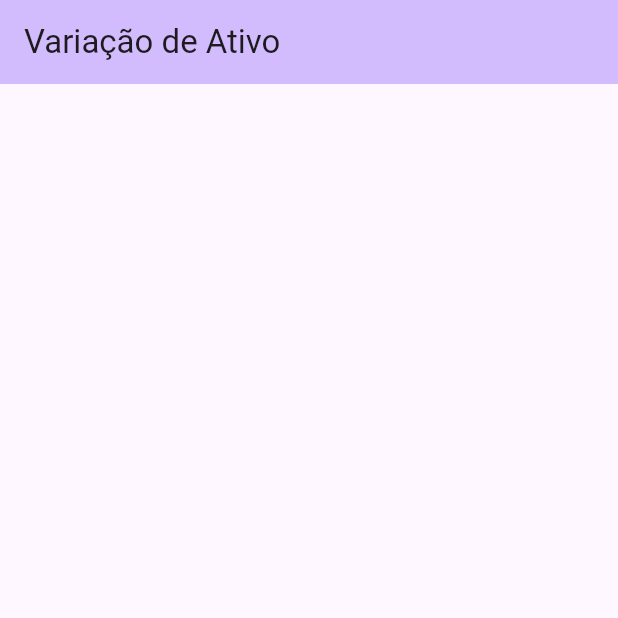
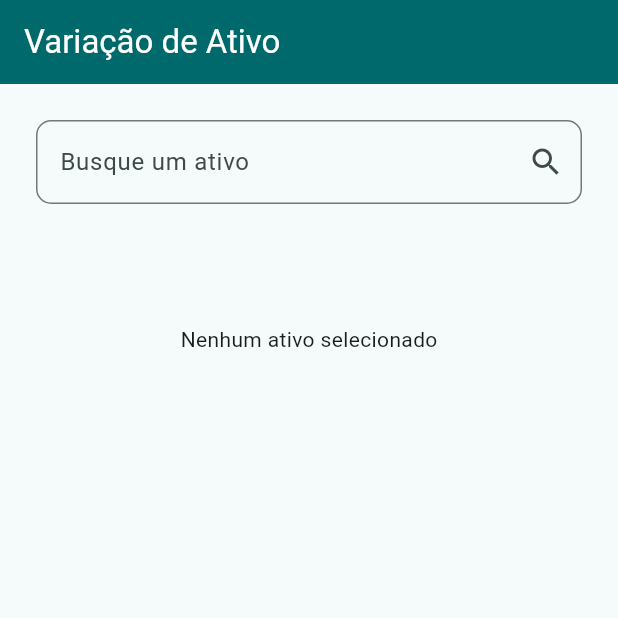
Before and after one commit to ozzfelipe/variacao_ativo_flutter, a Flutter app: the screen it shows after launch, on a phone screen of 412 x 824 dp, the top half of it. Run offline on Flutter 3.47's test engine with Material 3 defaults, Android fonts, the phone set to English and light mode, and no system bars; our stand-ins replace dio, fl_chart, get_it, result_dart.

Commit message:
add chart

```diff
--- a/lib/main.dart
+++ b/lib/main.dart
@@ -1,5 +1,6 @@
 import 'package:flutter/material.dart';
 import 'package:variacao_ativo_flutter/src/core/di/core_di.dart';
+import 'package:variacao_ativo_flutter/src/modules/home/domain/presentention/home/home_view_model.dart';
 import 'package:variacao_ativo_flutter/src/modules/home/ui/home_page.dart';
 
 void main() {
@@ -15,10 +16,15 @@ class MyApp extends StatelessWidget {
     const title = "Variação de Ativo";
     return MaterialApp(
       title: title,
+      debugShowCheckedModeBanner: false,
       theme: ThemeData(
-        colorScheme: ColorScheme.fromSeed(seedColor: Colors.deepPurple),
+        colorScheme: ColorScheme.fromSeed(seedColor: const Color(0xff113A3B)),
       ),
-      home: const MyHomePage(title: title),
+      home: MyHomePage(
+        title: title,
+        state: getIt.get<HomeViewModel>().state,
+        onEvent: getIt.get<HomeViewModel>().onEvent,
+      ),
     );
   }
 }
--- a/lib/src/modules/home/domain/presentention/home/home_state.dart
+++ b/lib/src/modules/home/domain/presentention/home/home_state.dart
@@ -14,7 +14,7 @@ class HomeState extends ChangeNotifier {
   );
   HomeState.initalState()
       : error = '',
-        loading = true,
+        loading = false,
         stockIndicatorList = null;
 
   HomeState copyWith({
--- a/lib/src/modules/home/ui/home_page.dart
+++ b/lib/src/modules/home/ui/home_page.dart
@@ -1,7 +1,20 @@
+import 'package:flutter/foundation.dart';
 import 'package:flutter/material.dart';
+import 'package:flutter/services.dart';
+import 'package:variacao_ativo_flutter/src/modules/home/domain/presentention/home/home_event.dart';
+import 'package:variacao_ativo_flutter/src/modules/home/domain/presentention/home/home_state.dart';
+import 'package:variacao_ativo_flutter/src/modules/home/ui/widgets/line_chart.dart';
+import 'package:variacao_ativo_flutter/src/modules/home/ui/widgets/screen_loading.dart';
 
 class MyHomePage extends StatefulWidget {
-  const MyHomePage({super.key, required this.title});
+  final ValueListenable<HomeState> state;
+  final void Function(HomeEvent) onEvent;
+  const MyHomePage({
+    super.key,
+    required this.title,
+    required this.state,
+    required this.onEvent,
+  });
 
   final String title;
 
@@ -10,14 +23,103 @@ class MyHomePage extends StatefulWidget {
 }
 
 class _MyHomePageState extends State<MyHomePage> {
+  void Function(HomeEvent) get onEvent => widget.onEvent;
+  ValueListenable<HomeState> get state => widget.state;
+
+  final TextEditingController _textEditingController = TextEditingController();
+  final FocusNode _focusNode = FocusNode();
+  final GlobalKey<FormState> _formKey = GlobalKey<FormState>();
+
+  @override
+  void initState() {
+    super.initState();
+  }
+
+  @override
+  void dispose() {
+    _textEditingController.dispose();
+    super.dispose();
+  }
+
   @override
   Widget build(BuildContext context) {
+    var colorScheme = Theme.of(context).colorScheme;
     return Scaffold(
       appBar: AppBar(
-        backgroundColor: Theme.of(context).colorScheme.inversePrimary,
-        title: Text(widget.title),
+        backgroundColor: colorScheme.primary,
+        title: Text(
+          widget.title,
+          style: TextStyle(color: colorScheme.onPrimary),
+        ),
       ),
-      body: Container(),
+      body: ValueListenableBuilder(
+        valueListenable: state,
+        builder: (_, state, child) {
+          return Stack(
+            children: [
+              SingleChildScrollView(
+                padding: const EdgeInsets.all(24),
+                child: SafeArea(
+                  child: Column(
+                    children: [
+                      _buildFormField(),
+                      const SizedBox(height: 80),
+                      if (state.stockIndicatorList == null)
+                        const Text('Nenhum ativo selecionado'),
+                      if (state.stockIndicatorList != null)
+                        CustomLineChart(
+                          stockData: state.stockIndicatorList!,
+                        )
+                    ],
+                  ),
+                ),
+              ),
+              if (state.loading) const ScreenLoading()
+            ],
+          );
+        },
+      ),
     );
   }
+
+  Widget _buildFormField() {
+    return Form(
+      key: _formKey,
+      child: TextFormField(
+        controller: _textEditingController,
+        focusNode: _focusNode,
+        textCapitalization: TextCapitalization.characters,
+        decoration: InputDecoration(
+          label: const Text('Busque um ativo'),
+          border: const OutlineInputBorder(
+            borderRadius: BorderRadius.all(Radius.circular(10)),
+          ),
+          suffixIcon: IconButton(
+            onPressed: _onSearch,
+            icon: const Icon(Icons.search),
+          ),
+          counterText: '',
+        ),
+        onFieldSubmitted: (_) {
+          _onSearch();
+        },
+        validator: (value) {
+          if (value!.length <= 4 && value.isNotEmpty) {
+            return 'Insira um ativo válido';
+          }
+          return null;
+        },
+        inputFormatters: [
+          FilteringTextInputFormatter.deny(RegExp(r'[^a-zA-Z0-9]'))
+        ],
+        maxLength: 6,
+      ),
+    );
+  }
+
+  void _onSearch() {
+    if (_formKey.currentState?.validate() ?? false) {
+      onEvent(HomeEvent.fetchStockIndicatorsById(_textEditingController.text));
+    }
+  }
 }
--- a/pubspec.yaml
+++ b/pubspec.yaml
@@ -16,6 +16,7 @@ dependencies:
   get_it: ^7.6.6
   result_dart: ^1.1.0
   collection: ^1.18.0
+  intl: ^0.19.0
 
 dev_dependencies:
   flutter_test:
```
Also changed, not shown: lib/src/modules/home/data/mappers/stock_indicator_list_mapper.dart (+5 -4 lines), lib/src/modules/home/ui/widgets/line_chart.dart (added, +201 -0 lines), lib/src/modules/home/ui/widgets/screen_loading.dart (added, +30 -0 lines), pubspec.lock.
